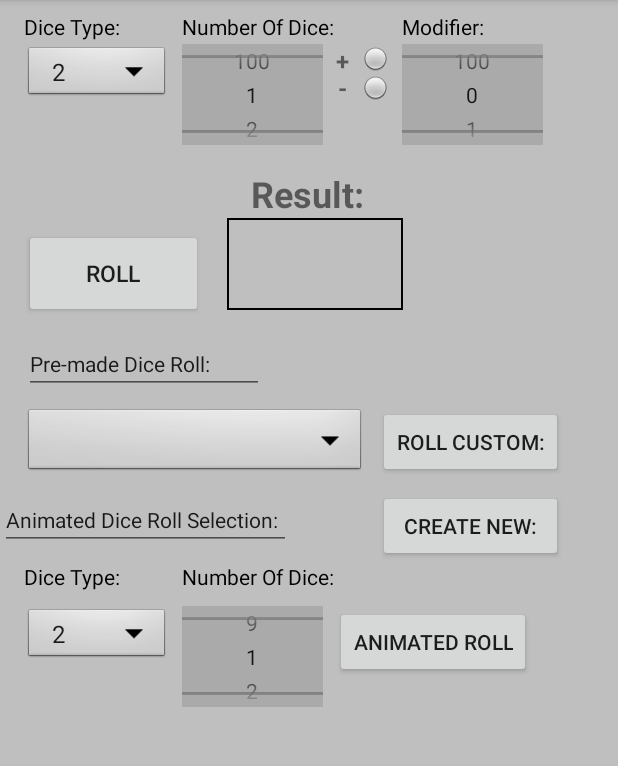
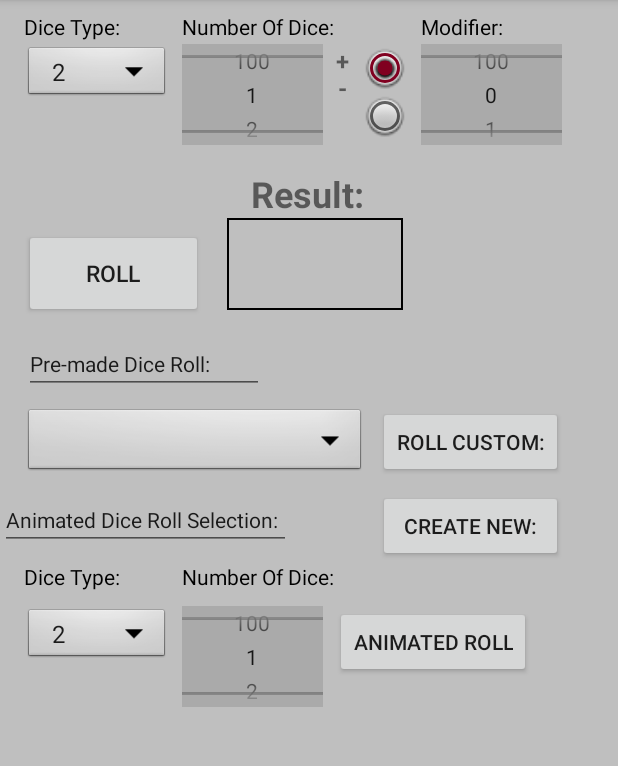
Before and after one commit to ZookTheMagpie/LoadedDwarvenDice.Android, an Android app: the DiceRoller screen opened directly, with no data from a screen before it, on a phone screen of 412 x 824 dp, the part 84-850 px from its top. Run offline under Robolectric (Android 15) with nearby library versions, the phone set to English and light mode, and no system bars.

Commit message:
More dice work

```diff
--- a/app/src/main/AndroidManifest.xml
+++ b/app/src/main/AndroidManifest.xml
@@ -7,6 +7,7 @@
     <uses-permission android:name="android.permission.READ_PROFILE" />
     <uses-permission android:name="android.permission.READ_CONTACTS" />
     <uses-permission android:name="android.permission.INTERNET" />
+    <uses-feature android:name="android.hardware.sensor.accelerometer" android:required="true" />
 
     <application
         android:allowBackup="true"
@@ -38,7 +39,7 @@
         </activity>
 
         <activity
-            android:name = ".animatedDiceRoll"
+            android:name = ".AnimatedDiceRoll"
             android:parentActivityName=".DiceRoller">
 
         </activity>
--- a/app/src/main/java/no/ntnu/hallvardpc/loadeddwarvendice/DiceRoller.java
+++ b/app/src/main/java/no/ntnu/hallvardpc/loadeddwarvendice/DiceRoller.java
@@ -34,6 +34,7 @@ public class DiceRoller extends AppCompatActivity implements AdapterView.OnItemS
 
     Integer diceTypeValue;
 
+    static final Boolean DEBUG = true;
 
     @Override
     protected void onCreate(Bundle savedInstanceState) {
@@ -65,9 +66,9 @@ public class DiceRoller extends AppCompatActivity implements AdapterView.OnItemS
         animatedDiceTypeSpinner.setAdapter(animatedDiceAdapter);
         animatedDiceTypeSpinner.setOnItemSelectedListener(this);
 
-        //Setting animated number of dice range, current range: 1-9
+        //Setting animated number of dice range, current range: 1-100
         animatedNumberOfDice.setMinValue(1);
-        animatedNumberOfDice.setMaxValue(9);
+        animatedNumberOfDice.setMaxValue(100);
 
         //Setting modifier range, current range: 0-100
         modifier.setMinValue(0);
@@ -98,11 +99,11 @@ public class DiceRoller extends AppCompatActivity implements AdapterView.OnItemS
      * Bundles the dice type and amount
      * Sends the bundled information with the animated dice roll activity
      */
-    private void animatedDiceRollSelected()
-    {
+    private void animatedDiceRollSelected() {
         Intent intent = new Intent(DiceRoller.this, AnimatedDiceRoll.class);
         Bundle b = new Bundle();
-        b.putInt("DiceType", (Integer) animatedDiceTypeSpinner.getSelectedItem());
+
+        b.putInt("DiceType", Integer.parseInt(animatedDiceTypeSpinner.getSelectedItem().toString()));
         b.putInt("DiceAmount", animatedNumberOfDice.getValue());
 
         intent.putExtras(b);
@@ -117,8 +118,8 @@ public class DiceRoller extends AppCompatActivity implements AdapterView.OnItemS
     private void diceResult() {
         int modifierValue = modifier.getValue();
         int numberOfDiceValue = numberOfDice.getValue();
-        Integer diceTypeValue = Integer.getInteger((String) diceTypeSpinner.getSelectedItem());
-
+        String diceType = diceTypeSpinner.getSelectedItem().toString();
+        Integer diceTypeValue = Integer.parseInt(diceType);
 
 
         //Check if dice type is selected, if not send error message
@@ -137,8 +138,12 @@ public class DiceRoller extends AppCompatActivity implements AdapterView.OnItemS
                         }
                     });
         } else {
+
             int currentResult = 0;
-            for (int i = 0; i <= numberOfDiceValue; i++) {
+            diceResult.setText("");
+
+            for (int i = 0; i < numberOfDiceValue; i++) {
+
                 if (plus.isChecked()) {
                     currentResult += rollDice(diceTypeValue) + modifierValue;
                 } else if (minus.isChecked()) {
@@ -151,8 +156,10 @@ public class DiceRoller extends AppCompatActivity implements AdapterView.OnItemS
                 }
             }
             diceResult.setText(String.valueOf(currentResult));
+
         }
     }
+
 
     /**
      * Rolls a single dice of a specific type
@@ -164,6 +171,7 @@ public class DiceRoller extends AppCompatActivity implements AdapterView.OnItemS
         if (android.os.Build.VERSION.SDK_INT >= android.os.Build.VERSION_CODES.LOLLIPOP) {
             result = ThreadLocalRandom.current().nextInt(1, dice + 1);
         }
+
         return result;
     }
 
--- a/app/src/main/res/drawable/dice_roller_modifier_type.xml
+++ b/app/src/main/res/drawable/dice_roller_modifier_type.xml
@@ -1,7 +1,7 @@
 <?xml version="1.0" encoding="utf-8"?>
 <selector xmlns:android="http://schemas.android.com/apk/res/android">
 
-    <item android:state_checked="true" android:drawable="@android:drawable/radiobutton_off_background"/>
-    <item android:drawable="@android:drawable/radiobutton_on_background"/>
+    <item android:state_checked="false" android:drawable="@android:drawable/radiobutton_off_background"/>
+    <item android:state_checked="true" android:drawable="@android:drawable/radiobutton_on_background"/>
 
 </selector>
--- a/app/src/main/res/layout/activity_dice_roller.xml
+++ b/app/src/main/res/layout/activity_dice_roller.xml
@@ -186,33 +186,7 @@
         app:layout_constraintStart_toEndOf="@+id/roll"
         app:layout_constraintTop_toBottomOf="@+id/resultTXT" />
 
-    <RadioGroup
-        android:id="@+id/radioGroup"
-        android:layout_width="wrap_content"
-        android:layout_height="wrap_content"
-        android:layout_marginTop="0dp"
-        android:layout_marginLeft="8dp"
-        android:checkedButton="@id/radioButtonPlus"
-        app:layout_constraintLeft_toRightOf="@+id/minusTXT"
-        app:layout_constraintTop_toBottomOf="@+id/modifierTXT"
-        tools:layout_editor_absoluteY="83dp">
 
-        <RadioButton
-            android:id="@+id/radioButtonMinus"
-            android:layout_width="wrap_content"
-            android:layout_height="wrap_content"
-            android:button="@android:drawable/radiobutton_off_background"
-            tools:layout_editor_absoluteX="258dp"
-            tools:layout_editor_absoluteY="105dp" />
-
-        <RadioButton
-            android:id="@+id/radioButtonPlus"
-            android:layout_width="wrap_content"
-            android:layout_height="wrap_content"
-            android:button="@android:drawable/radiobutton_off_background"
-            tools:layout_editor_absoluteX="258dp"
-            tools:layout_editor_absoluteY="85dp" />
-    </RadioGroup>
 
     <Button
         android:id="@+id/createNew"
@@ -269,4 +243,35 @@
         app:layout_constraintTop_toBottomOf="@+id/spinnerCustomSelection"
         tools:layout_editor_absoluteX="16dp" />
 
+    <RadioGroup
+        android:id="@+id/radioGroup"
+        android:layout_width="wrap_content"
+        android:layout_height="wrap_content"
+        android:layout_marginTop="0dp"
+        android:layout_marginLeft="8dp"
+        android:checkedButton="@id/radioButtonPlus"
+        android:listSelector="@android:color/transparent"
+        app:layout_constraintLeft_toRightOf="@+id/minusTXT"
+        app:layout_constraintTop_toBottomOf="@+id/modifierTXT"
+        tools:layout_editor_absoluteY="83dp">
+
+        <RadioButton
+            android:id="@+id/radioButtonPlus"
+            android:background="@drawable/dice_roller_modifier_type"
+            android:listSelector="@android:color/transparent"
+            android:layout_width="wrap_content"
+            android:layout_height="wrap_content"
+            tools:layout_editor_absoluteX="258dp"
+            tools:layout_editor_absoluteY="85dp" />
+
+        <RadioButton
+            android:id="@+id/radioButtonMinus"
+            android:background="@drawable/dice_roller_modifier_type"
+            android:listSelector="@android:color/transparent"
+            android:layout_width="wrap_content"
+            android:layout_height="wrap_content"
+            tools:layout_editor_absoluteX="258dp"
+            tools:layout_editor_absoluteY="105dp" />
+    </RadioGroup>
+
 </android.support.constraint.ConstraintLayout>
--- a/app/src/main/res/values/colors.xml
+++ b/app/src/main/res/values/colors.xml
@@ -2,6 +2,6 @@
 <resources>
     <color name="colorPrimary">#00613e</color>
     <color name="colorPrimaryDark">#003a25</color>
-    <color name="colorAccent">#FF4081</color>
+    <color name="colorAccent">#800020</color>
     <color name="backgroundShade">#bfbfbf</color>
 </resources>
```
Also changed, not shown: app/src/main/java/no/ntnu/hallvardpc/loadeddwarvendice/AnimatedDiceRoll.java (+76 -93 lines), app/src/main/java/no/ntnu/hallvardpc/loadeddwarvendice/ImageAdapter.java (added, +62 -0 lines), app/src/main/res/layout/activity_animated_dice_roll.xml (+9 -17 lines), app/src/main/res/values/styles.xml (+8 -1 lines).
